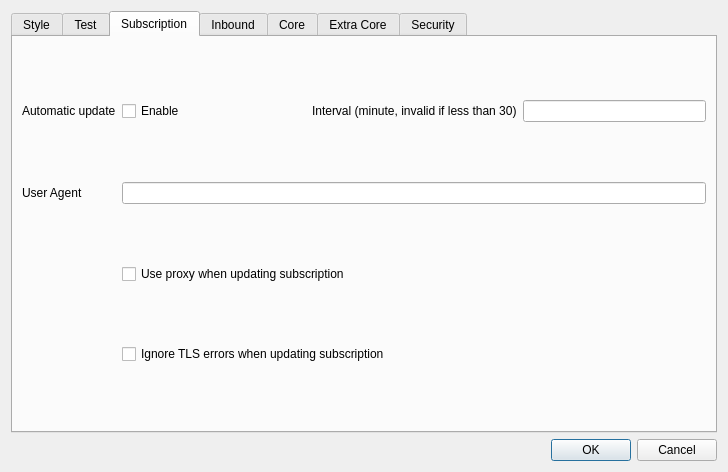
First picture: the form in src/ui/dialog/DialogBasicSettings.ui, repository Restia-Ashbell/nekobox, before the edit.
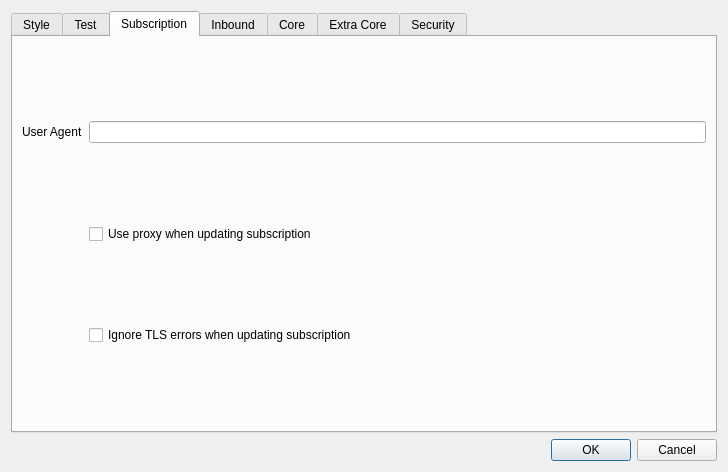
Second picture: the form after the edit. The open tabs and pages were chosen to show the change.

Commit message: feat: add per-group subscription auto-update

The edit to the form file:
```diff
--- a/src/ui/dialog/DialogBasicSettings.ui
+++ b/src/ui/dialog/DialogBasicSettings.ui
@@ -324,7 +324,7 @@
        <string>Subscription</string>
       </attribute>
       <layout class="QGridLayout" name="gridLayout_3">
-       <item row="1" column="0">
+       <item row="0" column="0">
         <widget class="QLabel" name="label_4">
          <property name="text">
           <string>User Agent</string>
@@ -332,63 +332,16 @@
         </widget>
        </item>
        <item row="0" column="1">
-        <layout class="QHBoxLayout" name="horizontalLayout_5">
-         <item>
-          <widget class="QCheckBox" name="sub_auto_update_enable">
-           <property name="sizePolicy">
-            <sizepolicy hsizetype="Minimum" vsizetype="Fixed">
-             <horstretch>0</horstretch>
-             <verstretch>0</verstretch>
-            </sizepolicy>
-           </property>
-           <property name="text">
-            <string>Enable</string>
-           </property>
-          </widget>
-         </item>
-         <item>
-          <widget class="QLabel" name="label_21">
-           <property name="text">
-            <string>Interval (minute, invalid if less than 30)</string>
-           </property>
-          </widget>
-         </item>
-         <item>
-          <widget class="QLineEdit" name="sub_auto_update">
-           <property name="sizePolicy">
-            <sizepolicy hsizetype="Preferred" vsizetype="Fixed">
-             <horstretch>0</horstretch>
-             <verstretch>0</verstretch>
-            </sizepolicy>
-           </property>
-          </widget>
-         </item>
-        </layout>
-       </item>
-       <item row="1" column="1">
         <widget class="QLineEdit" name="user_agent"/>
        </item>
-       <item row="0" column="0">
-        <widget class="QLabel" name="label_20">
-         <property name="sizePolicy">
-          <sizepolicy hsizetype="Preferred" vsizetype="Maximum">
-           <horstretch>0</horstretch>
-           <verstretch>0</verstretch>
-          </sizepolicy>
-         </property>
-         <property name="text">
-          <string>Automatic update</string>
-         </property>
-        </widget>
-       </item>
-       <item row="2" column="1">
+       <item row="1" column="1">
         <widget class="QCheckBox" name="sub_use_proxy">
          <property name="text">
           <string>Use proxy when updating subscription</string>
          </property>
         </widget>
        </item>
-       <item row="3" column="1">
+       <item row="2" column="1">
         <widget class="QCheckBox" name="sub_insecure">
          <property name="text">
           <string>Ignore TLS errors when updating subscription</string>
```
The commit also changes 15 other files.
